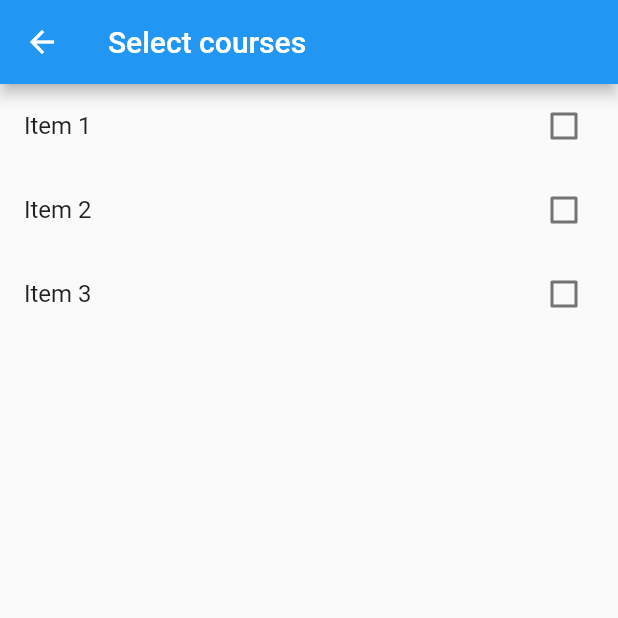
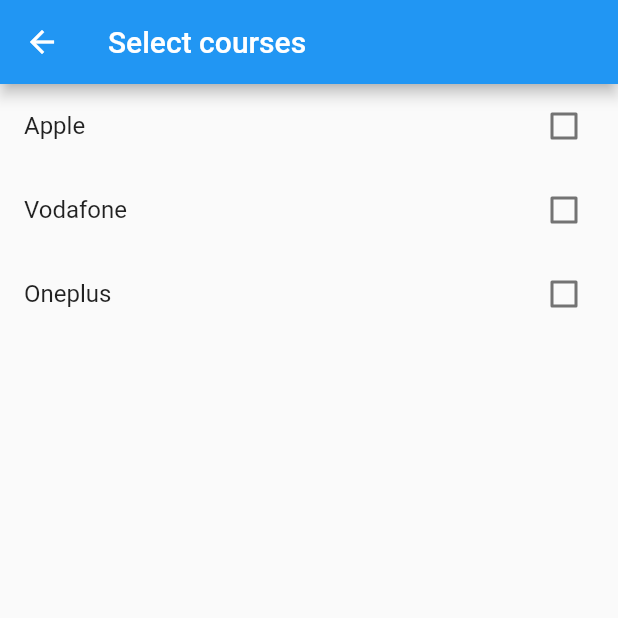
Before and after one commit to pasinduPrabhath/gpacalculator, a Flutter app: the MyDialog screen opened directly, on a phone screen of 412 x 824 dp, the top half of it. Run offline on Flutter 3.47's test engine with Material 2 defaults, Android fonts, the light colour scheme and no system bars.

Commit message:
now get the selected checkboxs' names

```diff
--- a/lib/myDialog.dart
+++ b/lib/myDialog.dart
@@ -9,9 +9,8 @@
 }
 
 class _MyDialogState extends State<MyDialog> {
-  List<String> checkItems = ['Item 1', 'Item 2', 'Item 3'];
-  List<String> checkItemsPass = [];
-
+  List<String> checkListItems = ['Apple', 'Vodafone', 'Oneplus'];
+  List<String> checkedItems = [];
   List<bool> checked = [false, false, false];
 
   @override
@@ -25,18 +24,21 @@
           children: <Widget>[
             Expanded(
               child: ListView.builder(
-                itemCount: checkItems.length,
+                itemCount: checkListItems.length,
                 itemBuilder: (context, index) {
                   return CheckboxListTile(
-                    title: Text(checkItems[index]),
+                    title: Text(checkListItems[index]),
                     value: checked[index],
                     onChanged: (value) {
                       setState(() {
                         checked[index] = value!;
-                        // if (checked[index]) {
-                        //   checkItemsPass.add(checkItems[index]);
-                        // }
+                        if (checked[index] == true) {
+                          checkedItems.add(checkListItems[index]);
+                        } else {
+                          checkedItems.remove(checkListItems[index]);
+                        }
                       });
+                      // checkedItems.add(checkListItems[index]);
                     },
                   );
                 },
@@ -44,7 +46,7 @@
             ),
             ElevatedButton(
               onPressed: () {
-                Navigator.pop(context, checked);
+                Navigator.pop(context, checkedItems);
               },
               child: const Text('Done'),
             ),
```
Also changed, not shown: lib/main.dart (+5 -3 lines).
